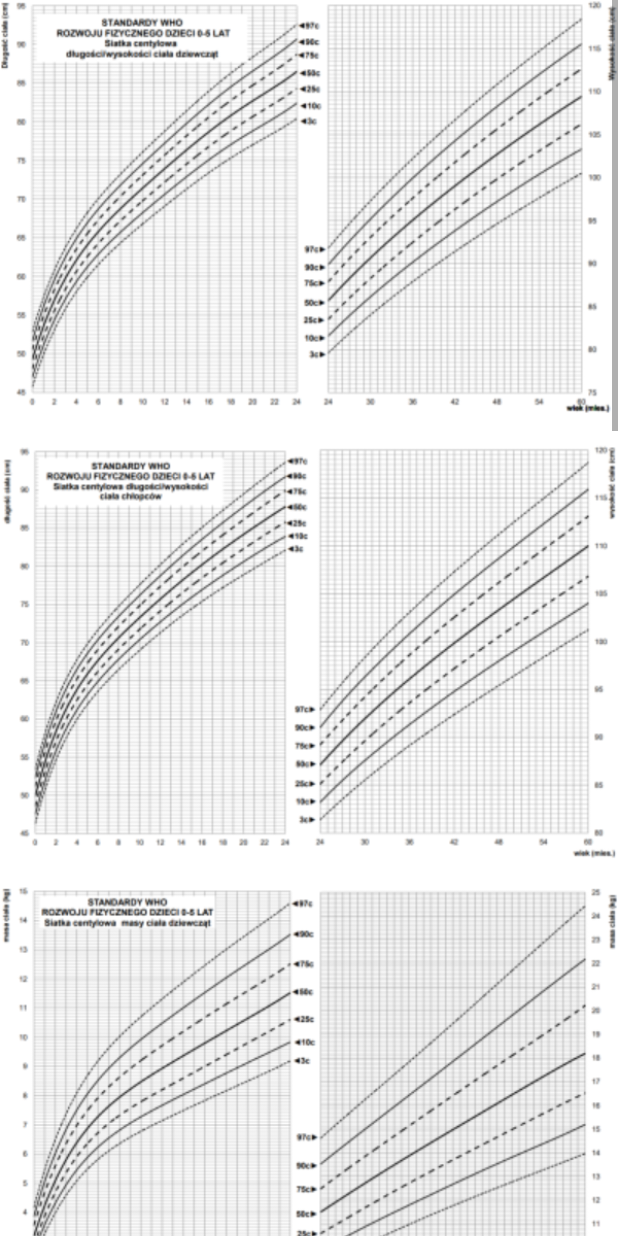
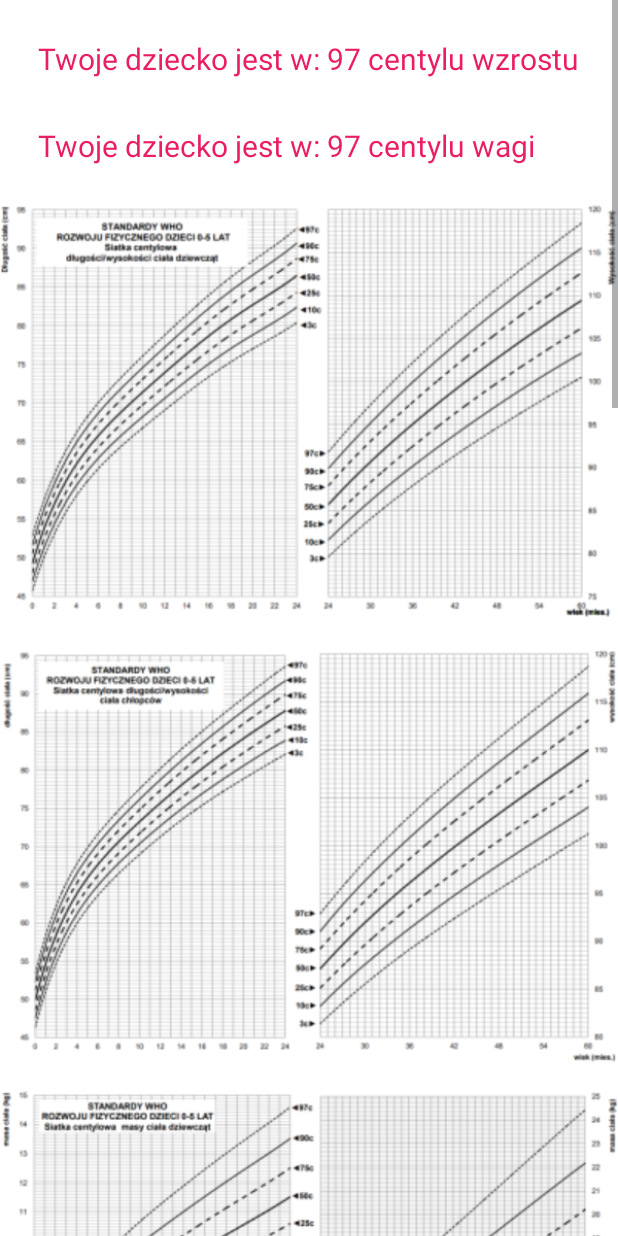
Before and after one commit to tobiaszmateusz/BabyCon, an Android app: the Daily screen opened directly, with no data from a screen before it, after a tap on "SZCZEGÓŁY", on a phone screen of 412 x 824 dp. Run offline under Robolectric (Android 15) with nearby library versions, the phone set to English and light mode, and no system bars; our stand-ins replace Firebase (no records; nobody signed in at launch, a user with empty details on screens opened directly); 17 statements that could not run were skipped.

Commit message:
Commit 15

```diff
--- a/app/src/main/java/com/example/babycon/Daily.java
+++ b/app/src/main/java/com/example/babycon/Daily.java
@@ -59,6 +59,7 @@ public class Daily extends Fragment {
     Button dodaj;
     Button fabb;
     String wzrost = null;
+    String waga = null;
     private DataBaseHelper myDb;
 
     @Override
@@ -126,7 +127,7 @@ public class Daily extends Fragment {
             }
         });
 
-/*        setData();*/
+        /*        setData();*/
 
 
         myDb = new DataBaseHelper(getActivity());
@@ -162,11 +163,13 @@ public class Daily extends Fragment {
             }
         }
 
-        if (name != null)
+        if (name.size() == 0)
         {
-            wzrost=name.get(0);
+            wzrost="999";
+            waga="999";
         }else{
-            wzrost="999";
+            wzrost=name.get(name.size()-6);
+            waga=name.get(name.size()-2);
         }
 
         fabb = getView().findViewById(R.id.fab);
@@ -177,9 +180,11 @@ public class Daily extends Fragment {
                 intent.putExtra("wiek",dateDifference);
                 intent.putExtra("wzrost",wzrost);
                 intent.putExtra("plec",plec);
+                intent.putExtra("waga",waga);
                 startActivity(intent);
             }
         });
+
 
 
         // Create an {@link AndroidFlavorAdapter}, whose data source is a list of
--- a/app/src/main/java/com/example/babycon/Fabb.java
+++ b/app/src/main/java/com/example/babycon/Fabb.java
@@ -4,46 +4,53 @@ package com.example.babycon;
 import android.app.Activity;
 import android.content.Intent;
 import android.os.Bundle;
+import android.widget.TextView;
 
 
 public class Fabb extends Activity {
 
-
-
-
+    TextView centylwzrost;
+    TextView centylwaga;
     @Override
-    protected void onCreate(Bundle savedInstanceState){
+    protected void onCreate(Bundle savedInstanceState) {
         super.onCreate(savedInstanceState);
         setContentView(R.layout.fab);
         Intent intent = getIntent();
         Bundle b = intent.getExtras();
-        int wiek_=(int) b.get("wiek");
-        String wzrost_=(String) b.get("wzrost");
-        String plec=(String) b.get("plec");
-        int wzrost__=Integer.parseInt(wzrost_);
-        int mont=checkMonth(wiek_);
+        int wiek = (int) b.get("wiek");
+        String wzrost = (String) b.get("wzrost");
+        String plec = (String) b.get("plec");
+        String waga = (String) b.get("waga");
+        int wzrost__ = Integer.parseInt(wzrost);
+        int waga__ = Integer.parseInt(waga);
+        int month = checkMonth(wiek);
         int plecnumber = 999;
 
+        centylwzrost = (TextView)findViewById(R.id.centylwzrost);
+        centylwaga = (TextView)findViewById(R.id.centylwaga);
         String comp = new String("chłopak");
 
 // Evaluates to true
-        if(comp.equals(plec))
-        {
-            plecnumber=0;
-        }else{plecnumber=1;}
+        if (comp.equals(plec)) {
+            plecnumber = 0;
+        } else {
+            plecnumber = 1;
+        }
 
 
-
-    }
-    public int checkMonth(int wiek)
-    {
-        return wiek/30;
+        int[] centyl = siatkaCentyl(wzrost__, waga__, month, plecnumber);
+        int[] zwroconycentyl=zwrocCentyl(centyl);
+        centylwzrost.setText("Twoje dziecko jest w: "+Integer.toString(zwroconycentyl[0])+ " centylu wzrostu");
+        centylwaga.setText("Twoje dziecko jest w: "+Integer.toString(zwroconycentyl[1])+ " centylu wagi");
     }
 
-    public int siatkaCentyl(int wzost,int waga, int wiek, int plecnumber)
-    {
+    public int checkMonth(int wiek) {
+        return wiek / 30;
+    }
 
-        int[][] siatkacentylwzrostCH = new int[23][7];
+    public int[] siatkaCentyl(int wzrost_, int waga, int month, int plecnumber) {
+
+        int[][] siatkacentylwzrostCH = new int[25][7];
         siatkacentylwzrostCH[0][0] = 46;
         siatkacentylwzrostCH[0][1] = 48;
         siatkacentylwzrostCH[0][2] = 49;
@@ -245,7 +252,7 @@ public class Fabb extends Activity {
         siatkacentylwzrostCH[24][6] = 94;
 /////////////////////////////////////////////////
 
-        int[][] siatkacentylwzrostDZ = new int[23][7];
+        int[][] siatkacentylwzrostDZ = new int[25][7];
         siatkacentylwzrostDZ[0][0] = 46;
         siatkacentylwzrostDZ[0][1] = 47;
         siatkacentylwzrostDZ[0][2] = 48;
@@ -447,7 +454,7 @@ public class Fabb extends Activity {
         siatkacentylwzrostDZ[24][6] = 93;
 
         ///////////////////////////////////////
-        double[][] siatkacentylwagaCH = new double[23][7];
+        double[][] siatkacentylwagaCH = new double[25][7];
         siatkacentylwagaCH[0][0] = 2.5;
         siatkacentylwagaCH[0][1] = 2.9;
         siatkacentylwagaCH[0][2] = 3.0;
@@ -649,7 +656,7 @@ public class Fabb extends Activity {
         siatkacentylwagaCH[24][6] = 15.1;
 
         ///////////////////////////////////////
-        double[][] siatkacentylwagaDZ = new double[23][7];
+        double[][] siatkacentylwagaDZ = new double[25][7];
         siatkacentylwagaDZ[0][0] = 2.4;
         siatkacentylwagaDZ[0][1] = 2.8;
         siatkacentylwagaDZ[0][2] = 2.9;
@@ -850,17 +857,75 @@ public class Fabb extends Activity {
         siatkacentylwagaDZ[24][5] = 13.6;
         siatkacentylwagaDZ[24][6] = 14.6;
 
-/*        if(plecnumber==0)
+
+        int centylwzrost = 0;
+        int centylwaga = 0;
+        int[] centyl = new int[2];
+        if (plecnumber == 0) {
+
+            for (int i = 0; i < 7; i++) {
+                if (siatkacentylwzrostCH[month][i] <= wzrost_) {
+                    centylwzrost = i;
+                    centyl[0] = centylwzrost;
+                }
+            }
+            for (int j = 0; j < 7; j++) {
+                if (siatkacentylwagaCH[month][j] <= waga) {
+                    centylwaga = j;
+                    centyl[1] = centylwaga;
+                }
+            }
+        }
+        else {
+            for (int i = 0; i < 7; i++) {
+                if (siatkacentylwzrostDZ[month][i] <= wzrost_) {
+                    centylwzrost = i;
+                    centyl[0] = centylwzrost;
+                }
+            }
+            for (int j = 0; j < 7; j++) {
+                if (siatkacentylwagaDZ[month][j] <= waga) {
+                    centylwaga = j;
+                    centyl[1] = centylwaga;
+                }
+            }
+        }
+        return centyl;
+    }
+    public int[] zwrocCentyl(int[] centyl)
+    {
+        int zwroconycentyl[]=new int[2];
+        for(int i=0; i<centyl.length; i++)
         {
-            for(int i=0; i<siatkacentylwzrostCH[wiek].length;i++)
+            if(centyl[i]==0)
             {
-                siatkacentylwzrostCH[wiek][];
+                zwroconycentyl[i]=3;
             }
-        }else
-            for(int i=0; i<siatkacentylwzrostCH[wiek].length;i++)
+            if(centyl[i]==1)
             {
-                siatkacentylwzrostDZ[wiek][];
-            }*/
-        return 2;
+                zwroconycentyl[i]=10;
+            }
+            if(centyl[i]==2)
+            {
+                zwroconycentyl[i]=25;
+            }
+            if(centyl[i]==3)
+            {
+                zwroconycentyl[i]=50;
+            }
+            if(centyl[i]==4)
+            {
+                zwroconycentyl[i]=75;
+            }
+            if(centyl[i]==5)
+            {
+                zwroconycentyl[i]=90;
+            }
+            if(centyl[i]==6)
+            {
+                zwroconycentyl[i]=97;
+            }
+        }
+        return zwroconycentyl;
     }
 }
--- a/app/src/main/res/layout/fab.xml
+++ b/app/src/main/res/layout/fab.xml
@@ -10,12 +10,45 @@
         android:orientation="vertical"
         android:layout_height="wrap_content">
 
+        <TextView
+            android:id="@+id/centylwzrost"
+            android:layout_width="wrap_content"
+            android:layout_height="wrap_content"
+
+            android:layout_alignParentLeft="true"
+            android:layout_alignParentTop="true"
+            android:layout_gravity="center_vertical"
+            android:layout_weight="0.8"
+            android:gravity=""
+            android:padding="5dp"
+            android:text=""
+            android:layout_marginTop="20dp"
+            android:layout_marginLeft="20dp"
+            android:textColor="@color/pink1"
+            android:textSize="20dp"/>
+        <TextView
+            android:id="@+id/centylwaga"
+            android:layout_width="wrap_content"
+            android:layout_height="wrap_content"
+
+            android:layout_alignParentLeft="true"
+            android:layout_alignParentTop="true"
+            android:layout_gravity="center_vertical"
+            android:layout_weight="0.8"
+            android:gravity=""
+            android:padding="5dp"
+            android:text=""
+            android:layout_marginTop="20dp"
+            android:layout_marginLeft="20dp"
+            android:textColor="@color/pink1"
+            android:textSize="20dp"/>
         <ImageView
             android:id="@+id/imageView8"
             android:layout_width="match_parent"
             android:layout_height="295dp"
             android:scaleType="fitStart"
             android:adjustViewBounds="true"
+            android:layout_marginTop="20dp"
             android:src="@drawable/wys1" />
 
         <ImageView
```
